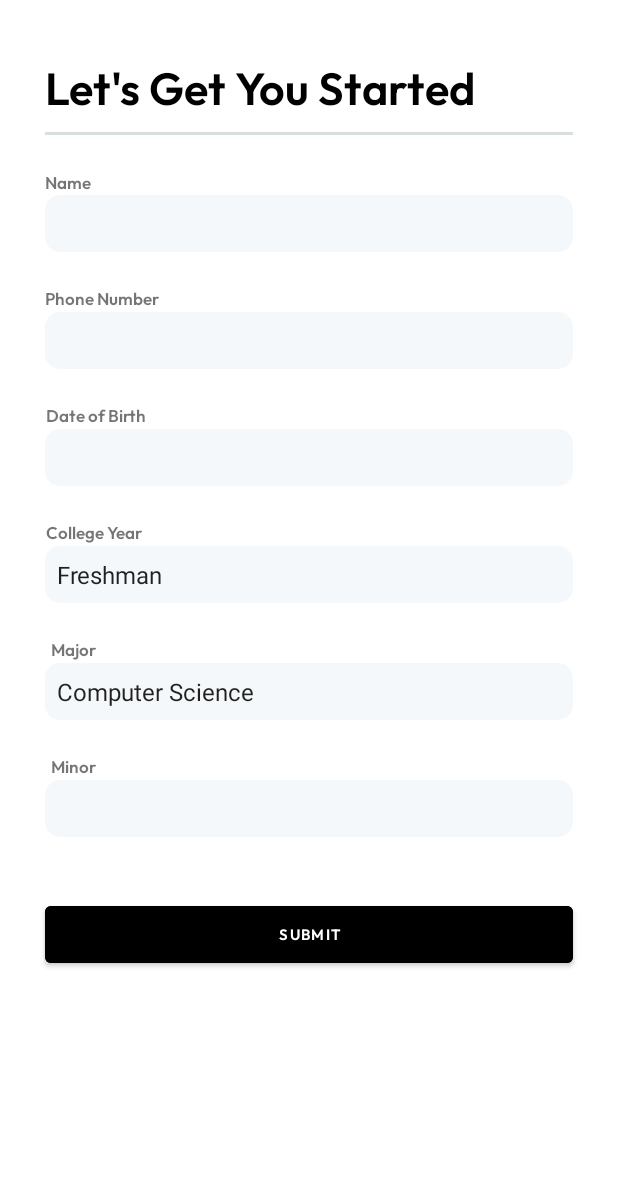
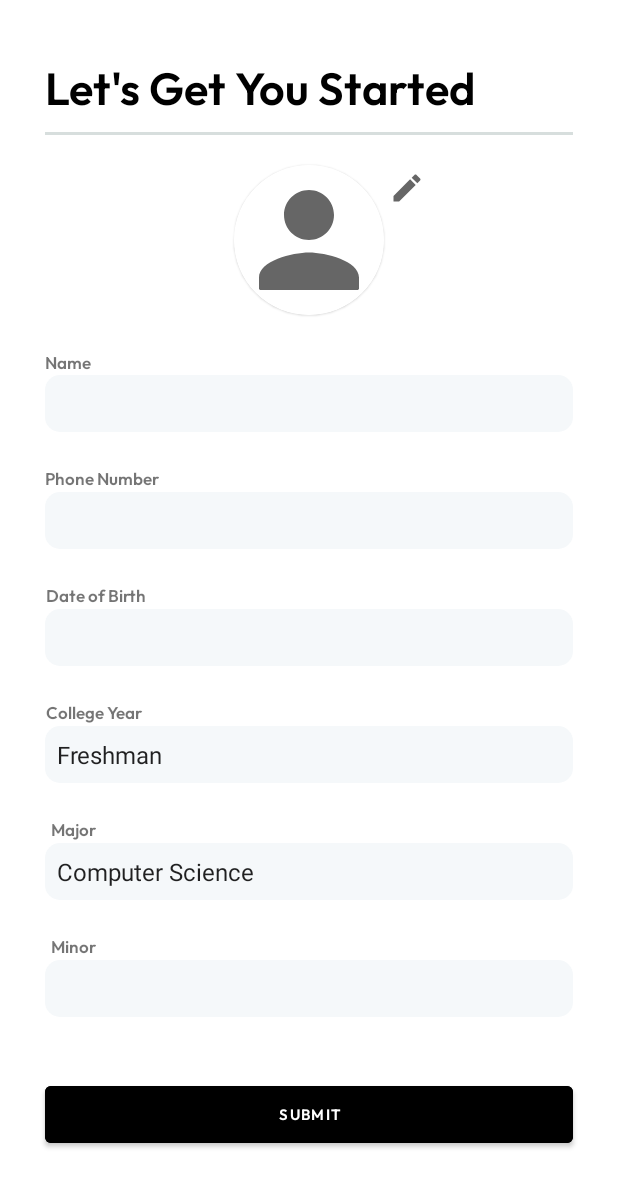
Before and after one commit to sehgalmaulik/MavWay, an Android app: the layout activity_information_form.xml on its own in the app's theme, with its tools: preview values and no code run, on a phone screen of 412 x 824 dp. Shown: the top 1187 px of the screen. Run offline under Robolectric (Android 15) with nearby library versions, the light colour scheme and no system bars.

Commit message:
UI components updated

```diff
--- a/app/src/main/java/com/project/mavway1/activities/ItemInfo.kt
+++ b/app/src/main/java/com/project/mavway1/activities/ItemInfo.kt
@@ -24,7 +24,7 @@ class ItemInfo : AppCompatActivity() {
         val location = findViewById<TextView>(R.id.item_location)
         val image = findViewById<ImageView>(R.id.item_image)
 
-        val navigate_bt = findViewById<ImageButton>(R.id.item_button)
+        val navigate_bt = findViewById<Button>(R.id.item_button)
 
         title.text = item.name
         desc.text = item.description
--- a/app/src/main/java/com/project/mavway1/activities/Item_display_activity.kt
+++ b/app/src/main/java/com/project/mavway1/activities/Item_display_activity.kt
@@ -64,7 +64,7 @@ class Item_display_activity : AppCompatActivity(), numItemClicked {
     }
 
     override fun OnItemClicked(item: Item) {
-        Toast.makeText(this,"Clicked : Item ${item.name}", Toast.LENGTH_LONG).show()
+        //Toast.makeText(this,"Clicked : Item ${item.name}", Toast.LENGTH_LONG).show()
 
         val intent = Intent(this, ItemInfo::class.java)
         intent.putExtra("item_selected",item)
--- a/app/src/main/res/drawable/ic_baseline_pin_drop_24.xml
+++ b/app/src/main/res/drawable/ic_baseline_pin_drop_24.xml
@@ -3,8 +3,8 @@
     android:height="24dp"
     android:viewportWidth="24"
     android:viewportHeight="24"
-    android:tint="?attr/colorControlNormal">
+    android:tint="@color/ogblue">
   <path
-      android:fillColor="@android:color/white"
+      android:fillColor="@color/ogblue"
       android:pathData="M18,8c0,-3.31 -2.69,-6 -6,-6S6,4.69 6,8c0,4.5 6,11 6,11s6,-6.5 6,-11zM10,8c0,-1.1 0.9,-2 2,-2s2,0.9 2,2 -0.89,2 -2,2c-1.1,0 -2,-0.9 -2,-2zM5,20v2h14v-2L5,20z"/>
 </vector>
--- a/app/src/main/res/layout/activity_information_form.xml
+++ b/app/src/main/res/layout/activity_information_form.xml
@@ -38,6 +38,42 @@
                     app:layout_constraintRight_toRightOf="parent"
                     app:layout_constraintTop_toBottomOf="@id/title_form" />
 
+                <com.google.android.material.card.MaterialCardView
+                    android:id="@+id/cardview_profile"
+                    android:layout_width="100dp"
+                    android:layout_height="100dp"
+                    app:cardCornerRadius="50dp"
+                    app:layout_constraintHorizontal_bias="0.5"
+                    app:layout_constraintTop_toBottomOf="@+id/view_form"
+                    android:layout_marginTop="20dp"
+                    app:strokeColor="@color/white"
+                    app:strokeWidth="3dp"
+                    app:layout_constraintRight_toRightOf="parent"
+                    app:layout_constraintLeft_toLeftOf="parent"
+                    android:padding="15dp">
+                        <ImageView
+                            android:id="@+id/profile_photo"
+                            android:layout_width="match_parent"
+                            android:layout_height="match_parent"
+                            android:src="@drawable/ic_baseline_person_24"
+                            android:scaleType="centerCrop"
+                            />
+                </com.google.android.material.card.MaterialCardView>
+
+                <ImageButton
+                    android:id="@+id/edit_profile_photo"
+                    android:layout_width="30dp"
+                    android:layout_height="30sp"
+                    android:layout_marginTop="20dp"
+                    android:layout_marginEnd="30dp"
+                    android:src="@drawable/ic_baseline_edit_24"
+                    android:backgroundTint="@color/white"
+                    app:layout_constraintHorizontal_bias="0"
+                    app:layout_constraintLeft_toRightOf="@+id/cardview_profile"
+                    app:layout_constraintRight_toRightOf="parent"
+                    app:layout_constraintTop_toBottomOf="@+id/view_form"
+                    tools:ignore="SpeakableTextPresentCheck,TouchTargetSizeCheck" />
+
 
                 <androidx.appcompat.widget.AppCompatEditText
                     android:id="@+id/enterName"
@@ -57,7 +93,7 @@
                     app:layout_constraintEnd_toEndOf="parent"
                     app:layout_constraintHorizontal_bias="0.0"
                     app:layout_constraintStart_toStartOf="parent"
-                    app:layout_constraintTop_toBottomOf="@+id/view_form"
+                    app:layout_constraintTop_toBottomOf="@+id/cardview_profile"
                     tools:ignore="SpeakableTextPresentCheck,TouchTargetSizeCheck" />
 
                 <androidx.appcompat.widget.AppCompatEditText
@@ -164,7 +200,7 @@
                     app:layout_constraintHorizontal_bias="0.078"
                     app:layout_constraintLeft_toLeftOf="parent"
                     app:layout_constraintRight_toRightOf="parent"
-                    app:layout_constraintTop_toBottomOf="@id/view_form" />
+                    app:layout_constraintTop_toBottomOf="@id/cardview_profile" />
 
                 <TextView
                     android:id="@+id/phoneText"
--- a/app/src/main/res/layout/fragment_search.xml
+++ b/app/src/main/res/layout/fragment_search.xml
@@ -17,7 +17,7 @@
             android:layout_height="30sp"
             android:layout_marginTop="40dp"
             android:fontFamily="@font/outfit"
-            android:text="Search"
+            android:text="Explore"
             android:textColor="@color/black"
             android:textSize="30sp"
             app:layout_constraintVertical_bias="0.0"
--- a/app/src/main/res/menu/bottom_menu.xml
+++ b/app/src/main/res/menu/bottom_menu.xml
@@ -12,10 +12,10 @@
         />
     <item
         android:id="@+id/searchFragment"
-        android:title="Search"
+        android:title="Explore"
         android:state_focused="true"
         android:color="@color/pp"
-        android:icon="@drawable/ic_baseline_search_24"
+        android:icon="@drawable/ic_baseline_explore_24"
         />
     <item
         android:id="@+id/tasksFragment"
```
Also changed, not shown: app/src/main/java/com/project/mavway1/activities/Fragments/SearchFragment.kt (+5 -44 lines), app/src/main/java/com/project/mavway1/activities/InformationForm.kt (+67 -0 lines), app/src/main/res/drawable/ic_baseline_explore_24.xml (added, +10 -0 lines), app/src/main/res/layout/activity_item_info.xml (+7 -6 lines), app/src/main/res/layout/fragment_settings.xml (+11 -11 lines).
